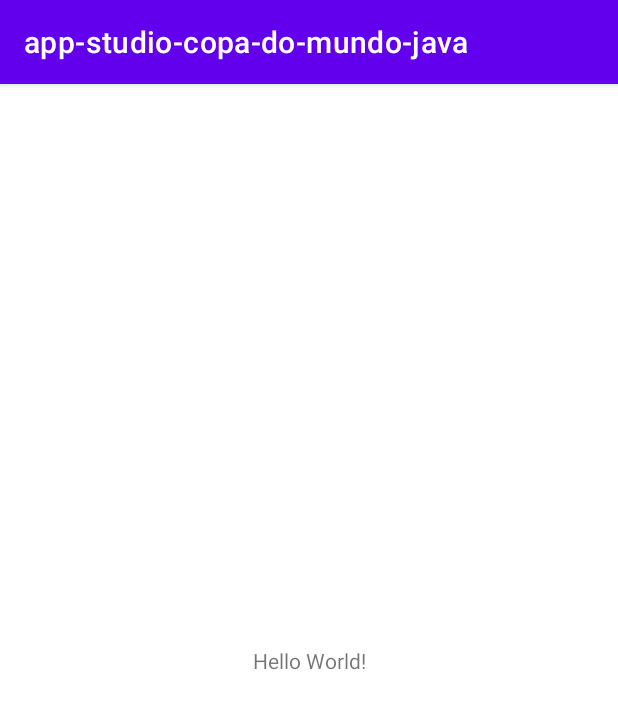
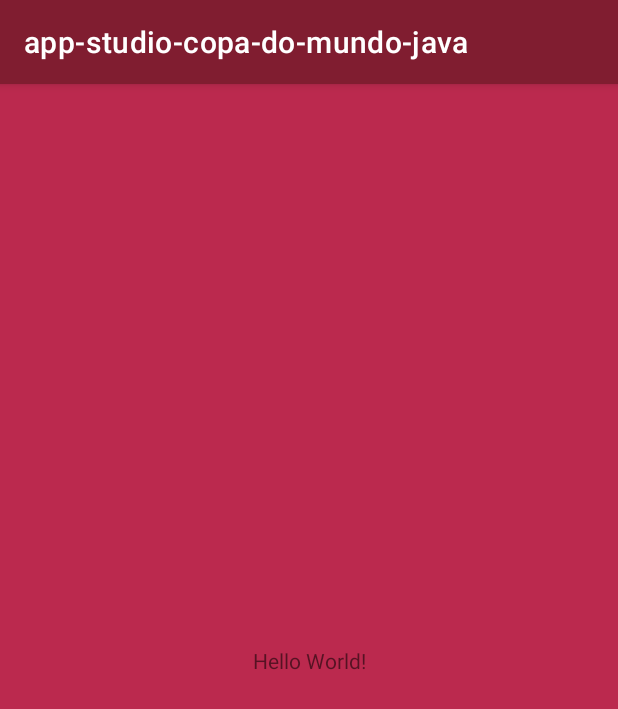
Before and after one commit to Pablojguedes/app-studio-copa-do-mundo-java, an Android app: the screen it shows after launch (MainActivity), on a phone screen of 412 x 824 dp. Shown: the top 709 px of the screen. Run offline under Robolectric (Android 15) with nearby library versions, the phone set to English and light mode, and no system bars.

Commit message:
definidas cores do aplicativo

```diff
--- a/app/src/main/res/values/colors.xml
+++ b/app/src/main/res/values/colors.xml
@@ -7,4 +7,8 @@
     <color name="teal_700">#FF018786</color>
     <color name="black">#FF000000</color>
     <color name="white">#FFFFFFFF</color>
+    <color name="corFundo">#BB294E</color>
+    <color name="corPrimaria">#801D30</color>
+    <color name="corPrimariaVariante">#5E0E15</color>
+
 </resources>
--- a/app/src/main/res/values/themes.xml
+++ b/app/src/main/res/values/themes.xml
@@ -2,9 +2,10 @@
     <!-- Base application theme. -->
     <style name="Theme.Appstudiocopadomundojava" parent="Theme.MaterialComponents.DayNight.DarkActionBar">
         <!-- Primary brand color. -->
-        <item name="colorPrimary">@color/purple_500</item>
-        <item name="colorPrimaryVariant">@color/purple_700</item>
+        <item name="colorPrimary">@color/corPrimaria</item>
+        <item name="colorPrimaryVariant">@color/corPrimariaVariante</item>
         <item name="colorOnPrimary">@color/white</item>
+        <item name="android:windowBackground">@color/corFundo</item>
         <!-- Secondary brand color. -->
         <item name="colorSecondary">@color/teal_200</item>
         <item name="colorSecondaryVariant">@color/teal_700</item>
```
Also changed, not shown: app/src/main/res/drawable/brasil.png (added), app/src/main/res/drawable/camaroes.png (added), app/src/main/res/drawable/servia.png (added), app/src/main/res/drawable/suica.jpg (added).
